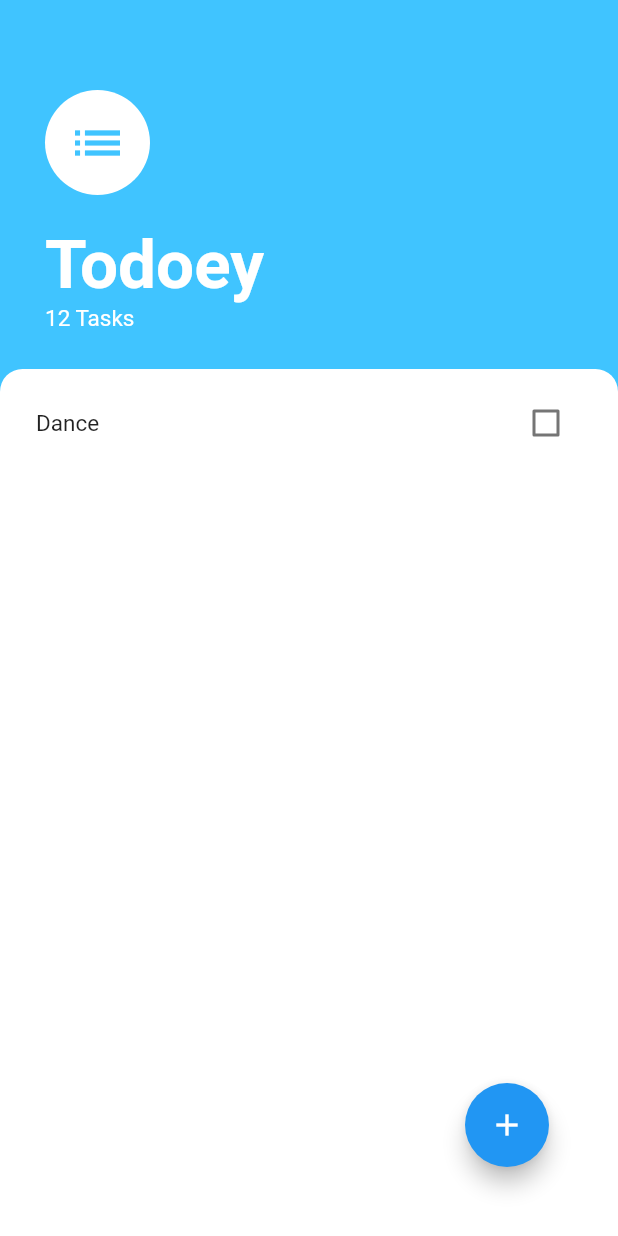
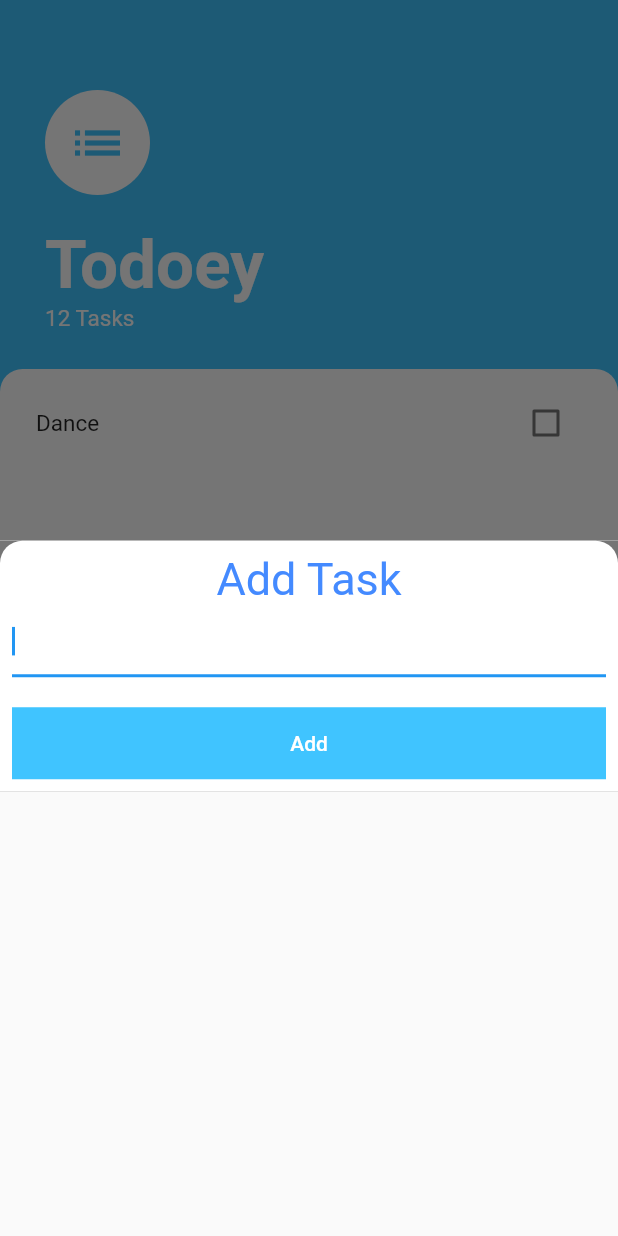
Before and after one commit to Rajpreetchauhan/TODO-app, a Flutter app: the screen it shows after launch, after a tap on the "add" icon, on a phone screen of 412 x 824 dp. Run offline on Flutter 3.47's test engine with Material 2 defaults, Android fonts, the phone set to English and light mode, and no system bars.

Commit message:
made user ui for todoapp

```diff
--- a/lib/Screens/tasksscreen.dart
+++ b/lib/Screens/tasksscreen.dart
@@ -1,14 +1,22 @@
 import 'package:flutter/material.dart';
 
+import '../Widgets/Addtask.dart';
 import '../Widgets/Taskview.dart';
 
 class TasksScreen extends StatelessWidget {
-  TasksScreen({Key? key}) : super(key: key);
-
   @override
   Widget build(BuildContext context) {
     return Scaffold(
       backgroundColor: Colors.lightBlueAccent,
+      floatingActionButton: Padding(
+        padding: EdgeInsets.only(bottom: 30, right: 30),
+        child: FloatingActionButton(
+            onPressed: () {
+              showModalBottomSheet(
+                  context: context, builder: (context) => Addtask());
+            },
+            child: Icon(Icons.add)),
+      ),
       body: Column(
         crossAxisAlignment: CrossAxisAlignment.start,
         children: [
@@ -57,18 +65,6 @@ class TasksScreen extends StatelessWidget {
           ))
         ],
       ),
-      floatingActionButton: Padding(
-        padding: EdgeInsets.only(bottom: 30, right: 30),
-        child: FloatingActionButton(
-            onPressed: () {
-              showBottomSheet(
-                  context: context,
-                  builder: (context) => Container(
-                        color: Colors.white,
-                      ));
-            },
-            child: Icon(Icons.add)),
-      ),
     );
   }
 }
--- /dev/null
+++ b/lib/Widgets/Addtask.dart
@@ -0,0 +1,49 @@
+import 'package:flutter/material.dart';
+
+class Addtask extends StatelessWidget {
+  @override
+  Widget build(BuildContext context) {
+    return Scaffold(
+      body: Container(
+        color: Color(0xff757575),
+        child: Container(
+          decoration: BoxDecoration(
+              color: Colors.white,
+              borderRadius: BorderRadius.only(
+                topLeft: Radius.circular(15),
+                topRight: Radius.circular(15),
+              )),
+          child: SingleChildScrollView(
+            child: Padding(
+              padding: EdgeInsets.all(8.0),
+              child: Column(
+                crossAxisAlignment: CrossAxisAlignment.stretch,
+                children: [
+                  Text(
+                    "Add Task",
+                    textAlign: TextAlign.center,
+                    style: TextStyle(fontSize: 30, color: Colors.blueAccent),
+                  ),
+                  TextField(
+                    autofocus: true,
+                  ),
+                  SizedBox(
+                    height: 20,
+                  ),
+                  Container(
+                      color: Colors.lightBlueAccent,
+                      child: TextButton(
+                          onPressed: () {},
+                          child: Text(
+                            "Add",
+                            style: TextStyle(color: Colors.white),
+                          )))
+                ],
+              ),
+            ),
+          ),
+        ),
+      ),
+    );
+  }
+}
--- /dev/null
+++ b/lib/Widgets/Checkbox.dart
@@ -0,0 +1,11 @@
+import 'package:flutter/material.dart';
+
+class Checkboxclass extends StatelessWidget {
+  @override
+  Widget build(BuildContext context) {
+    return Checkbox(
+      value: false,
+      onChanged: (bool? value) {},
+    );
+  }
+}
--- a/lib/Widgets/Tasktile.dart
+++ b/lib/Widgets/Tasktile.dart
@@ -1,17 +1,15 @@
 import 'package:flutter/material.dart';
+
+import 'Checkbox.dart';
 
 class Tasktile extends StatelessWidget {
   @override
   Widget build(BuildContext context) {
     return ListTile(
-      title: Text(
-        "Dance",
-        style: TextStyle(fontSize: 15),
-      ),
-      trailing: Checkbox(
-        value: false,
-        onChanged: (bool? value) {},
-      ),
-    );
+        title: Text(
+          "Dance",
+          style: TextStyle(fontSize: 15),
+        ),
+        trailing: Checkboxclass());
   }
 }
```
